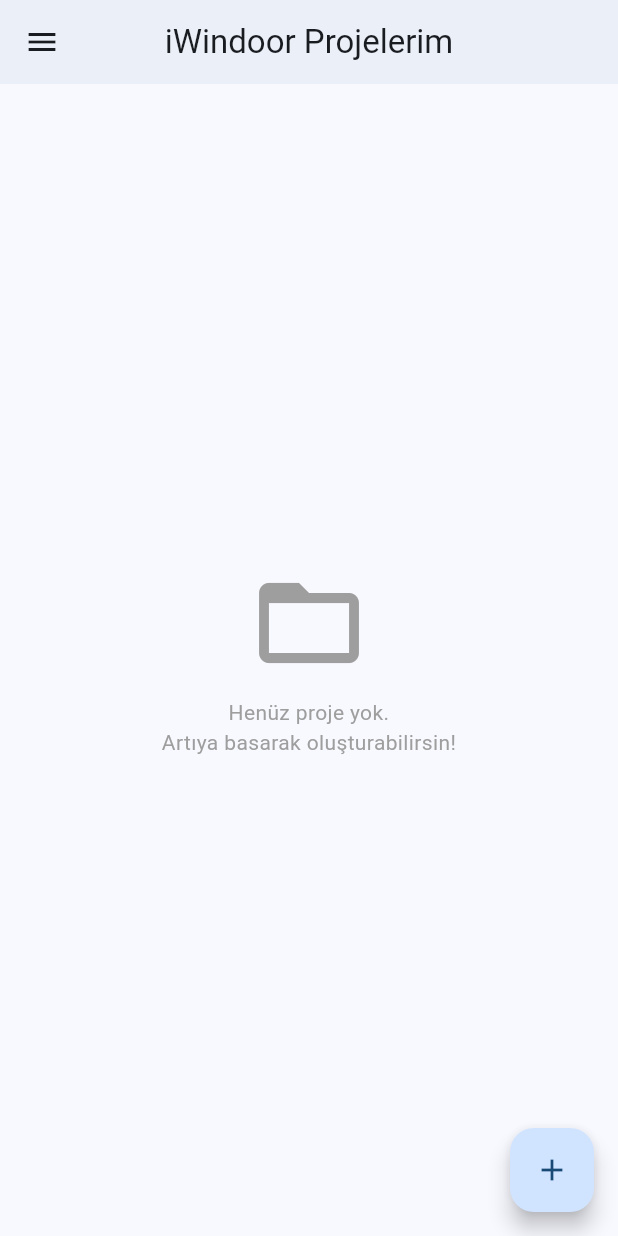
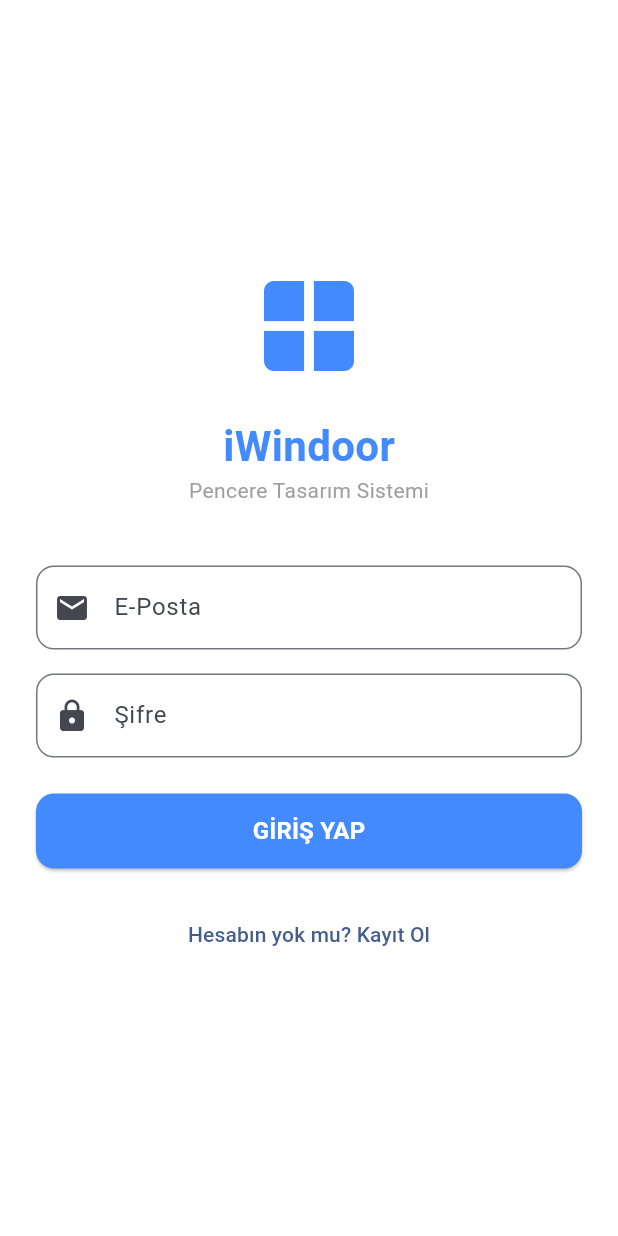
Before and after one commit to TahirAtakanCan/iWindoorMobile, a Flutter app: the screen it shows after launch, on a phone screen of 412 x 824 dp. Run offline on Flutter 3.47's test engine with Material 3 defaults, Android fonts, the phone set to English and light mode, and no system bars; our stand-ins replace dio, pdf, printing, shared_preferences.

Commit message:
feat: Implement Login UI and Authentication Service
- Add `shared_preferences` dependency for local token storage.
- Create `AuthService` to handle login requests and manage JWT tokens.
- Implement `LoginScreen` UI with email/password validation.
- Update `ApiService` to attach Bearer Token to requests via Dio Interceptor.
- Update `main.dart` to check authentication status on app launch.
- Config: Set API base URL to '10.0.2.2' for Android Emulator connectivity.

```diff
--- a/lib/main.dart
+++ b/lib/main.dart
@@ -1,12 +1,22 @@
 import 'package:flutter/material.dart';
-import 'screens/home_screen.dart'; // Import et
+import 'screens/home_screen.dart';
+import 'screens/login_screen.dart';
+import 'services/auth_service.dart';
 
-void main() {
-  runApp(const MyApp());
+void main() async {
+  WidgetsFlutterBinding.ensureInitialized();
+
+  // Oturum Kontrolü
+  final authService = AuthService();
+  final bool isLoggedIn = await authService.isLoggedIn();
+
+  runApp(MyApp(startScreen: isLoggedIn ? const HomeScreen() : const LoginScreen()));
 }
 
 class MyApp extends StatelessWidget {
-  const MyApp({super.key});
+  final Widget startScreen;
+
+  const MyApp({super.key, required this.startScreen});
 
   @override
   Widget build(BuildContext context) {
@@ -14,10 +24,10 @@ class MyApp extends StatelessWidget {
       title: 'iWindoor',
       debugShowCheckedModeBanner: false,
       theme: ThemeData(
-        colorScheme: ColorScheme.fromSeed(seedColor: Colors.blue),
+        colorScheme: ColorScheme.fromSeed(seedColor: Colors.blueAccent),
         useMaterial3: true,
       ),
-      home: const HomeScreen(), // <-- ARTIK BURADAN BAŞLIYORUZ
+      home: startScreen,
     );
   }
 }
--- /dev/null
+++ b/lib/screens/login_screen.dart
@@ -0,0 +1,115 @@
+import 'package:flutter/material.dart';
+import '../services/auth_service.dart';
+import 'home_screen.dart';
+
+class LoginScreen extends StatefulWidget {
+  const LoginScreen({super.key});
+
+  @override
+  State<LoginScreen> createState() => _LoginScreenState();
+}
+
+class _LoginScreenState extends State<LoginScreen> {
+  final _emailController = TextEditingController();
+  final _passwordController = TextEditingController();
+  final AuthService _authService = AuthService();
+  bool _isLoading = false;
+
+  void _login() async {
+    setState(() => _isLoading = true);
+
+    final email = _emailController.text.trim();
+    final password = _passwordController.text.trim();
+
+    if (email.isEmpty || password.isEmpty) {
+      ScaffoldMessenger.of(context).showSnackBar(const SnackBar(content: Text("Lütfen alanları doldurun.")));
+      setState(() => _isLoading = false);
+      return;
+    }
+
+    final success = await _authService.login(email, password);
+
+    setState(() => _isLoading = false);
+
+    if (success) {
+      if (!mounted) return;
+      // Ana Sayfaya Yönlendir
+      Navigator.pushReplacement(context, MaterialPageRoute(builder: (context) => const HomeScreen()));
+    } else {
+      if (!mounted) return;
+      ScaffoldMessenger.of(context).showSnackBar(const SnackBar(content: Text("Giriş Başarısız! Bilgileri kontrol edin."), backgroundColor: Colors.red));
+    }
+  }
+
+  @override
+  Widget build(BuildContext context) {
+    return Scaffold(
+      backgroundColor: Colors.white,
+      body: Center(
+        child: SingleChildScrollView(
+          padding: const EdgeInsets.all(24.0),
+          child: Column(
+            mainAxisAlignment: MainAxisAlignment.center,
+            children: [
+              // Logo veya İkon
+              const Icon(Icons.window, size: 80, color: Colors.blueAccent),
+              const SizedBox(height: 20),
+              const Text("iWindoor", style: TextStyle(fontSize: 28, fontWeight: FontWeight.bold, color: Colors.blueAccent)),
+              const Text("Pencere Tasarım Sistemi", style: TextStyle(color: Colors.grey)),
+              const SizedBox(height: 40),
+
+              // E-posta Alanı
+              TextField(
+                controller: _emailController,
+                decoration: InputDecoration(
+                  labelText: "E-Posta",
+                  prefixIcon: const Icon(Icons.email),
+                  border: OutlineInputBorder(borderRadius: BorderRadius.circular(12)),
+                ),
+                keyboardType: TextInputType.emailAddress,
+              ),
+              const SizedBox(height: 16),
+
+              // Şifre Alanı
+              TextField(
+                controller: _passwordController,
+                obscureText: true,
+                decoration: InputDecoration(
+                  labelText: "Şifre",
+                  prefixIcon: const Icon(Icons.lock),
+                  border: OutlineInputBorder(borderRadius: BorderRadius.circular(12)),
+                ),
+              ),
+              const SizedBox(height: 24),
+
+              // Giriş Butonu
+              SizedBox(
+                width: double.infinity,
+                height: 50,
+                child: ElevatedButton(
+                  onPressed: _isLoading ? null : _login,
+                  style: ElevatedButton.styleFrom(
+                    backgroundColor: Colors.blueAccent,
+                    shape: RoundedRectangleBorder(borderRadius: BorderRadius.circular(12)),
+                  ),
+                  child: _isLoading
+                    ? const CircularProgressIndicator(color: Colors.white)
+                    : const Text("GİRİŞ YAP", style: TextStyle(fontSize: 16, color: Colors.white, fontWeight: FontWeight.bold)),
+                ),
+              ),
+
+              const SizedBox(height: 20),
+              // Kayıt Ol Linki (İleride RegisterScreen eklenebilir)
+              TextButton(
+                onPressed: () {
+                   ScaffoldMessenger.of(context).showSnackBar(const SnackBar(content: Text("Kayıt olma özelliği yakında eklenecek.")));
+                },
+                child: const Text("Hesabın yok mu? Kayıt Ol")
+              )
+            ],
+          ),
+        ),
+      ),
+    );
+  }
+}
--- a/pubspec.yaml
+++ b/pubspec.yaml
@@ -44,6 +44,8 @@ dev_dependencies:
   pdf: ^3.10.8
   printing: ^5.11.1
   path_provider: ^2.1.2
+
+  shared_preferences: ^2.2.2
 
   # The "flutter_lints" package below contains a set of recommended lints to
   # encourage good coding practices. The lint set provided by the package is
```
Also changed, not shown: lib/services/api_service.dart (+21 -0 lines), lib/services/auth_service.dart (added, +95 -0 lines), pubspec.lock, 2 other files.
